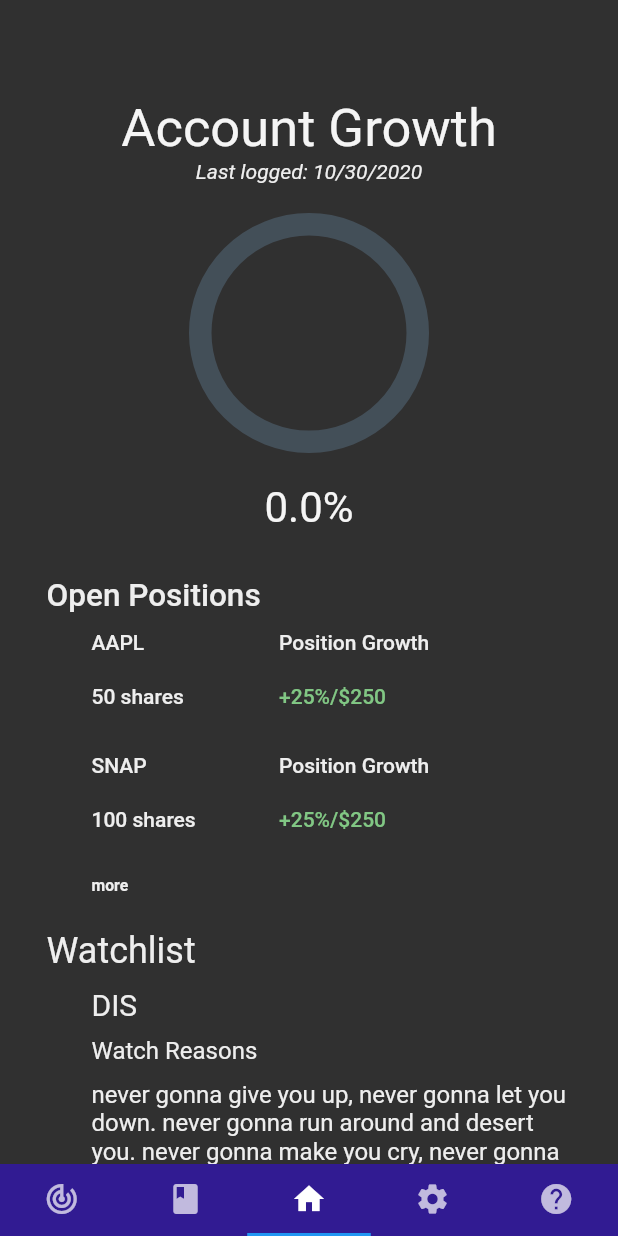
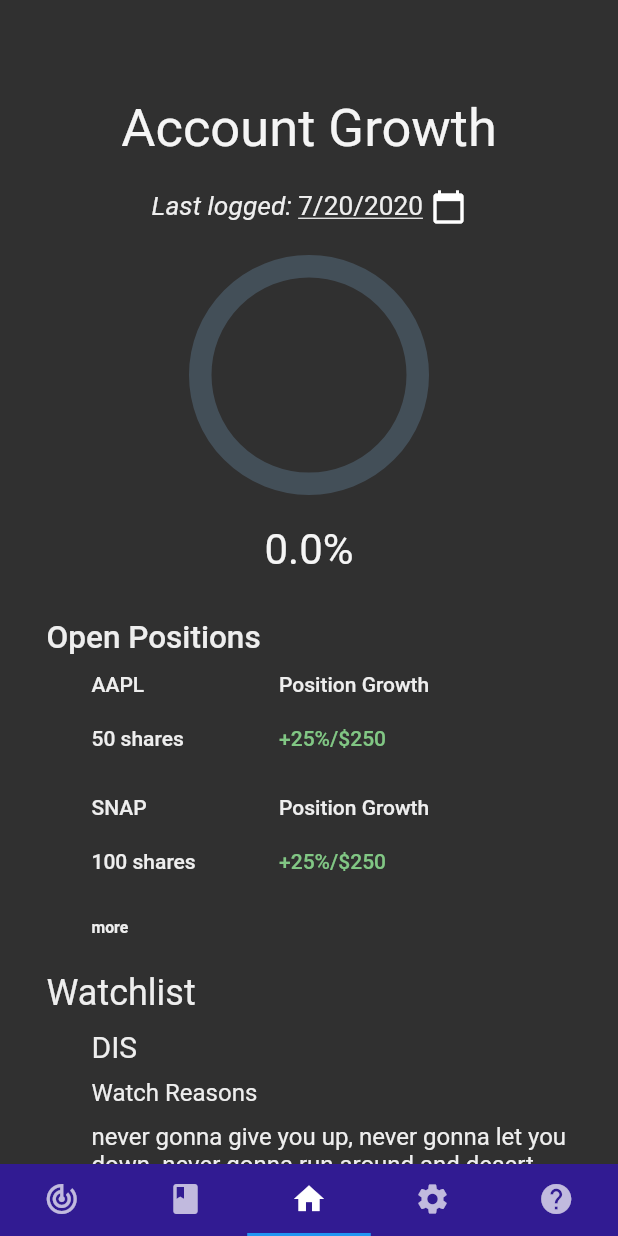
Before and after one commit to jxin31415/Stock_Marketplace, a Flutter app: the screen it shows after launch, on a phone screen of 412 x 824 dp. Run offline on Flutter 3.47's test engine with Material 2 defaults, Android fonts, the phone set to English and light mode, and no system bars; our stand-ins replace shared_preferences, sqflite; accounts and stored records are empty.

Commit message:
Add Date Selector to Home Page

```diff
--- a/lib/Home.dart
+++ b/lib/Home.dart
@@ -18,11 +18,45 @@ class Home extends StatefulWidget {
 }
 
 class HomeState extends State<Home> {
-  double _progress = 0;
+  DateTime selectedDate;
 
   @override
   void initState(){
     super.initState();
+    selectedDate = DateTime.now();
+    _loadStorage();
+  }
+
+   _loadStorage() async {
+    SharedPreferences prefs = await SharedPreferences.getInstance();
+    setState(() {
+      if(!prefs.containsKey('_lastLogged')){
+        prefs.setString('_lastLogged', DateTime.now().toString());
+      } else {
+        selectedDate = DateTime.parse(prefs.getString('_lastLogged'));
+      }
+    });
+  }
+
+  _updateLastLogged() async {
+    SharedPreferences prefs = await SharedPreferences.getInstance();
+    setState(() {
+      prefs.setString('_lastLogged', selectedDate.toString());
+    });
+  }
+
+  Future<void> _selectDate(BuildContext context) async {
+    final DateTime picked = await showDatePicker(
+        context: context,
+        initialDate: selectedDate,
+        firstDate: DateTime(2000, 8),
+        lastDate: DateTime(2101));
+        if (picked != null && picked != selectedDate){
+          setState(() {
+            selectedDate = picked;
+          });
+          _updateLastLogged();
+        }
   }
 
   @override
@@ -42,10 +76,25 @@ class HomeState extends State<Home> {
             style: TextStyle(color: Colors.grey[100],)
           ),
         ),
+        SizedBox(height: 20),
         Center(
-          child: Text("Last logged: 10/30/2020",
-            textScaleFactor: 1,
-            style: TextStyle(color: Colors.grey[200], fontStyle: FontStyle.italic,)
+          child: InkWell(
+            child: Row(
+              mainAxisAlignment: MainAxisAlignment.center,
+              children: <Widget>[
+                Text("Last logged: ",
+                  textScaleFactor: 1.25,
+                  style: TextStyle(color: Colors.grey[200], fontStyle: FontStyle.italic,)
+                ),
+                Text(selectedDate.month.toString() + '/' + selectedDate.day.toString() + '/' + selectedDate.year.toString(),
+                  textScaleFactor: 1.25,
+                  style: TextStyle(color: Colors.grey[200], decoration: TextDecoration.underline),
+                ),
+                SizedBox(width: 5),
+                Icon(Icons.calendar_today, color: Colors.white),
+              ],
+            ),
+            onTap: () => _selectDate(context),
           ),
         ),
         Center(
```
